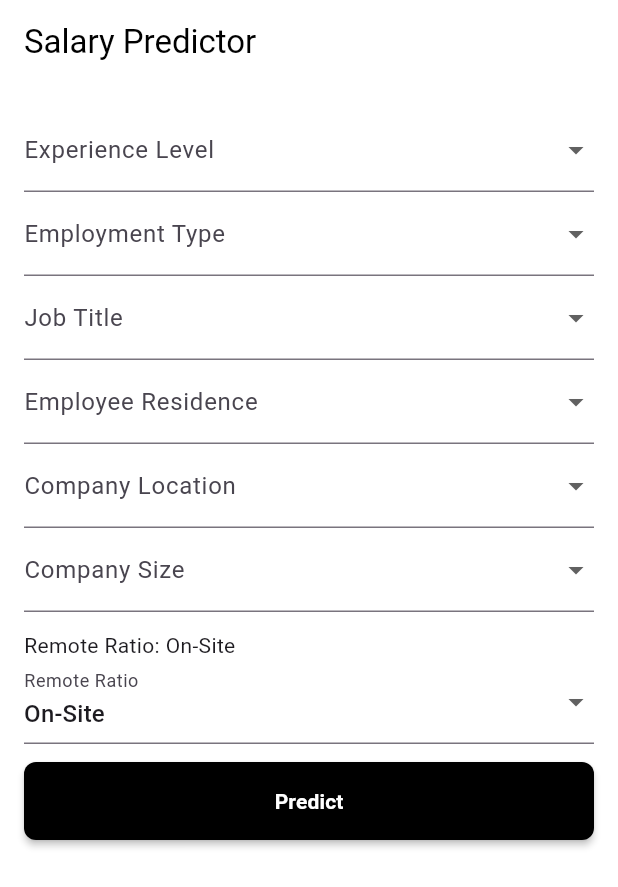
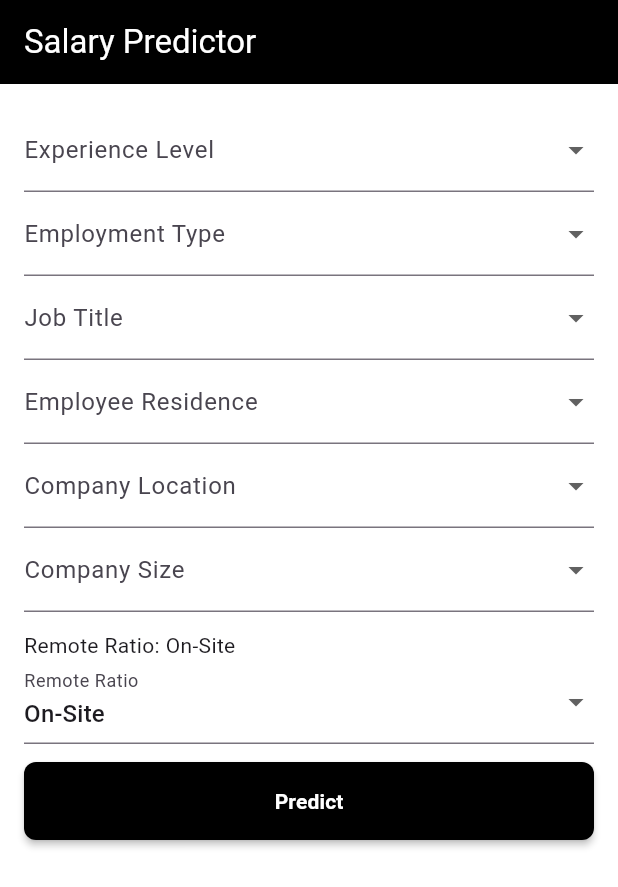
Before and after one commit to NtwaliEliel/Linear_Regression_Model, a Flutter app: the screen it shows after launch, on a phone screen of 412 x 824 dp. Shown: the top 887 px of the screen. Run offline on Flutter 3.47's test engine with Material 3 defaults, Android fonts, the light colour scheme and no system bars.

Commit message:
Inverting the color appbar

```diff
--- a/summative/FlutterApp/salary_predictor/lib/pages/home_page.dart
+++ b/summative/FlutterApp/salary_predictor/lib/pages/home_page.dart
@@ -55,8 +55,8 @@ class _HomePageState extends State<HomePage> {
     return Scaffold(
       backgroundColor: Colors.white,
       appBar: AppBar(
-        title: const Text("Salary Predictor", style: TextStyle(color: Colors.black)),
-        backgroundColor: Colors.white,
+        title: const Text("Salary Predictor", style: TextStyle(color: Colors.white)),
+        backgroundColor: Colors.black,
         elevation: 0,
         iconTheme: const IconThemeData(color: Colors.black),
       ),
```
